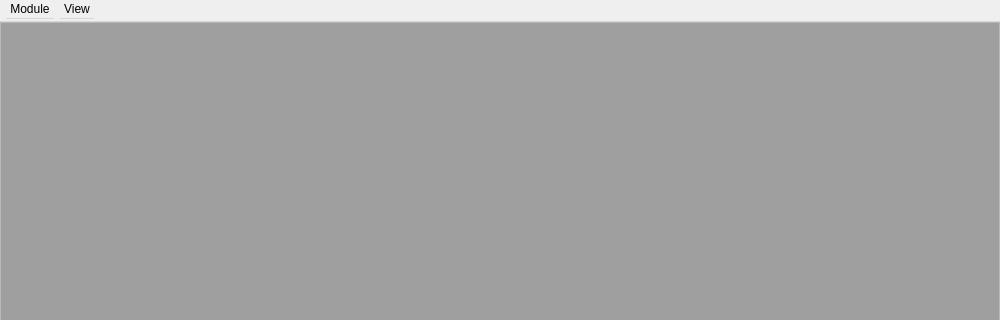
The window that mainwindow.ui (manpeihong/Toolbox-v3) describes before a commit, drawn with Qt 5; both pictures show x 0 to 1000 and y 0 to 320 of the 1000 by 650 pixel window.
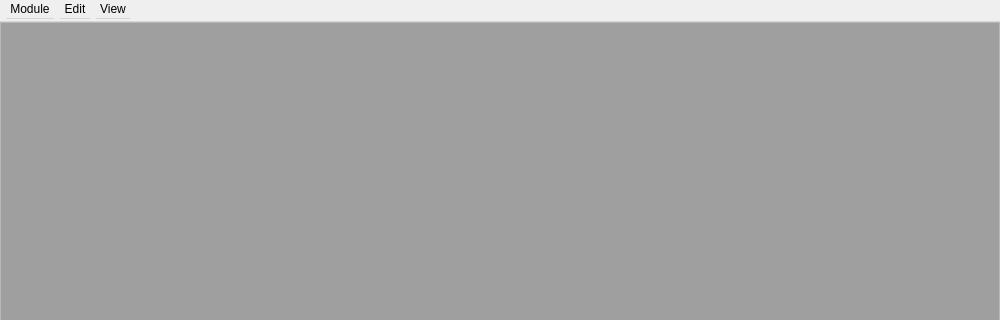
The same window after the commit.

Patch:
```diff
--- a/mainwindow.ui
+++ b/mainwindow.ui
@@ -333,7 +333,15 @@
     <addaction name="actionNormal"/>
     <addaction name="actionFullscreen"/>
    </widget>
+   <widget class="QMenu" name="menuEdit">
+    <property name="title">
+     <string>Edit</string>
+    </property>
+    <addaction name="actionUndo"/>
+    <addaction name="actionRedo"/>
+   </widget>
    <addaction name="menuAdd"/>
+   <addaction name="menuEdit"/>
    <addaction name="menuView"/>
   </widget>
   <action name="openftir">
```
Left out of the diff: 46 changed lines with no effect on the pictures.
